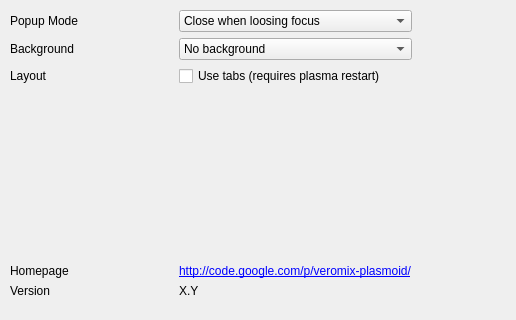
Qt form contents/ui/appearance.ui (LandisTwo/veromix-plasmoid) before a commit; both pictures show x 0 to 516 and y 0 to 320 of the 516 by 496 pixel window.
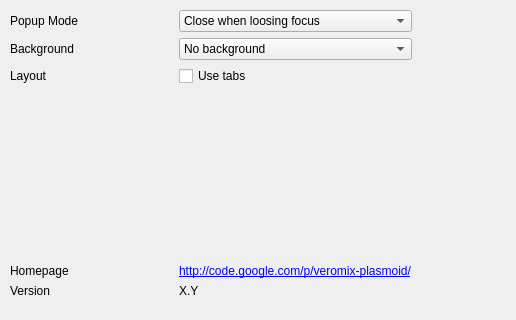
The same form after that commit.

Commit message: Switch to tabs no longer requires a plasma-restart

```diff
--- a/contents/ui/appearance.ui
+++ b/contents/ui/appearance.ui
@@ -126,7 +126,7 @@
     <item row="3" column="1">
      <widget class="QCheckBox" name="useTabs">
       <property name="text">
-       <string>Use tabs (requires plasma restart)</string>
+       <string>Use tabs</string>
       </property>
      </widget>
     </item>
```
The commit also changes 1 other file.
